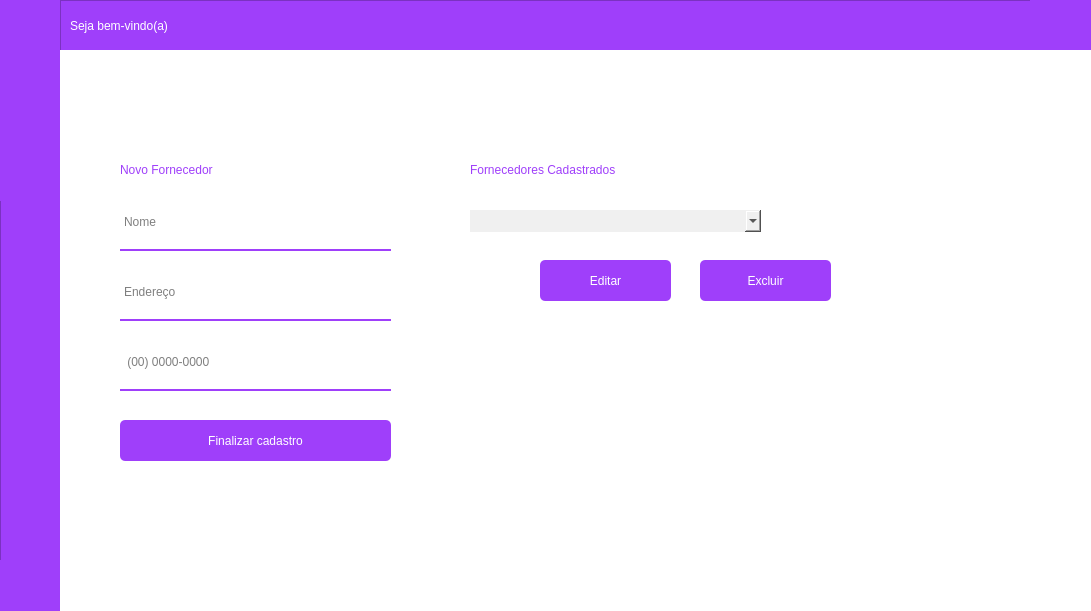
Above: View/UI/FrmPrincipal.ui from GeovaniTech/PyStock_controle_de_estoque before the change. Below: the same form after it.
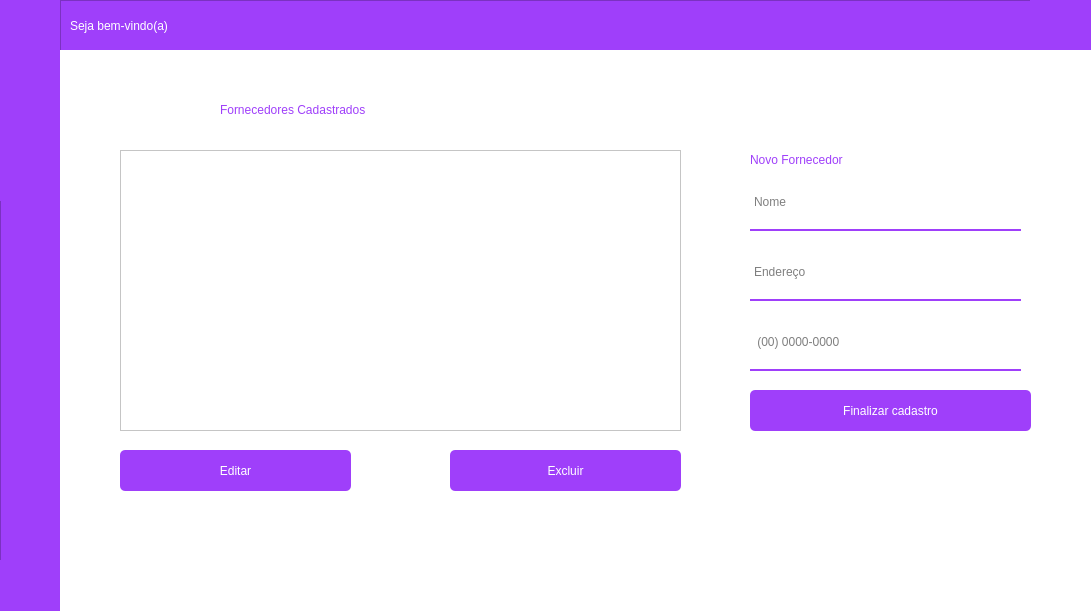
That is the form after the change. The open tabs and pages were chosen to show the change. Icons and pictures are not drawn.

Commit message: Renomeando arquivo

The edit to the form file:
```diff
--- a/View/UI/FrmPrincipal.ui
+++ b/View/UI/FrmPrincipal.ui
@@ -558,9 +558,9 @@
        <widget class="QLabel" name="label_14">
         <property name="geometry">
          <rect>
-          <x>60</x>
-          <y>110</y>
-          <width>231</width>
+          <x>690</x>
+          <y>100</y>
+          <width>241</width>
           <height>20</height>
          </rect>
         </property>
@@ -575,8 +575,8 @@
        <widget class="QLineEdit" name="lineEdit_7">
         <property name="geometry">
          <rect>
-          <x>60</x>
-          <y>150</y>
+          <x>690</x>
+          <y>130</y>
           <width>271</width>
           <height>51</height>
          </rect>
@@ -600,8 +600,8 @@
        <widget class="QLineEdit" name="lineEdit_8">
         <property name="geometry">
          <rect>
-          <x>60</x>
-          <y>220</y>
+          <x>690</x>
+          <y>200</y>
           <width>271</width>
           <height>51</height>
          </rect>
@@ -625,8 +625,8 @@
        <widget class="QLineEdit" name="lineEdit_9">
         <property name="geometry">
          <rect>
-          <x>60</x>
-          <y>290</y>
+          <x>690</x>
+          <y>270</y>
           <width>271</width>
           <height>51</height>
          </rect>
@@ -650,9 +650,9 @@
        <widget class="QPushButton" name="pushButton_3">
         <property name="geometry">
          <rect>
-          <x>60</x>
-          <y>370</y>
-          <width>271</width>
+          <x>690</x>
+          <y>340</y>
+          <width>281</width>
           <height>41</height>
          </rect>
         </property>
@@ -678,9 +678,9 @@
        <widget class="QLabel" name="label_15">
         <property name="geometry">
          <rect>
-          <x>410</x>
-          <y>110</y>
-          <width>291</width>
+          <x>160</x>
+          <y>50</y>
+          <width>371</width>
           <height>20</height>
          </rect>
         </property>
@@ -692,26 +692,12 @@
          <string>Fornecedores Cadastrados</string>
         </property>
        </widget>
-       <widget class="QComboBox" name="comboBox">
-        <property name="geometry">
-         <rect>
-          <x>410</x>
-          <y>160</y>
-          <width>291</width>
-          <height>22</height>
-         </rect>
-        </property>
-        <property name="styleSheet">
-         <string notr="true">background-color: #F0F0F0;
-border: solid;</string>
-        </property>
-       </widget>
        <widget class="QPushButton" name="pushButton_4">
         <property name="geometry">
          <rect>
-          <x>480</x>
-          <y>210</y>
-          <width>131</width>
+          <x>60</x>
+          <y>400</y>
+          <width>231</width>
           <height>41</height>
          </rect>
         </property>
@@ -737,9 +723,9 @@
        <widget class="QPushButton" name="pushButton_9">
         <property name="geometry">
          <rect>
-          <x>640</x>
-          <y>210</y>
-          <width>131</width>
+          <x>390</x>
+          <y>400</y>
+          <width>231</width>
           <height>41</height>
          </rect>
         </property>
@@ -762,6 +748,16 @@
          <string>Excluir</string>
         </property>
        </widget>
+       <widget class="QTableWidget" name="tableWidget">
+        <property name="geometry">
+         <rect>
+          <x>60</x>
+          <y>100</y>
+          <width>561</width>
+          <height>281</height>
+         </rect>
+        </property>
+       </widget>
       </widget>
       <widget class="QWidget" name="page_2">
        <widget class="QLabel" name="label_4">
```
Left out of the diff: 18 changed lines with no effect on the pictures. The commit also changes 2 other files.
